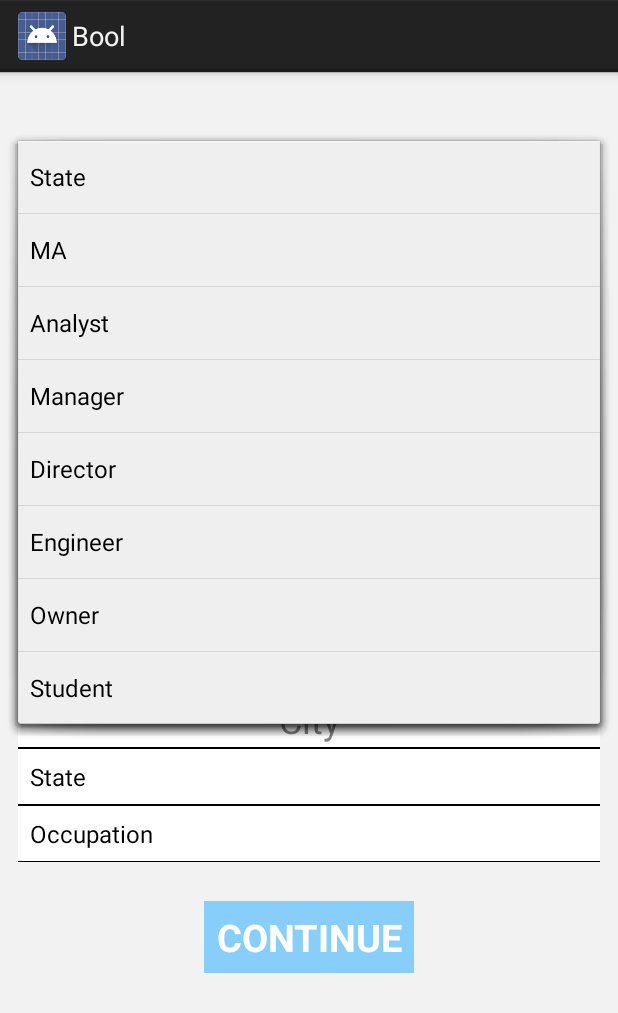
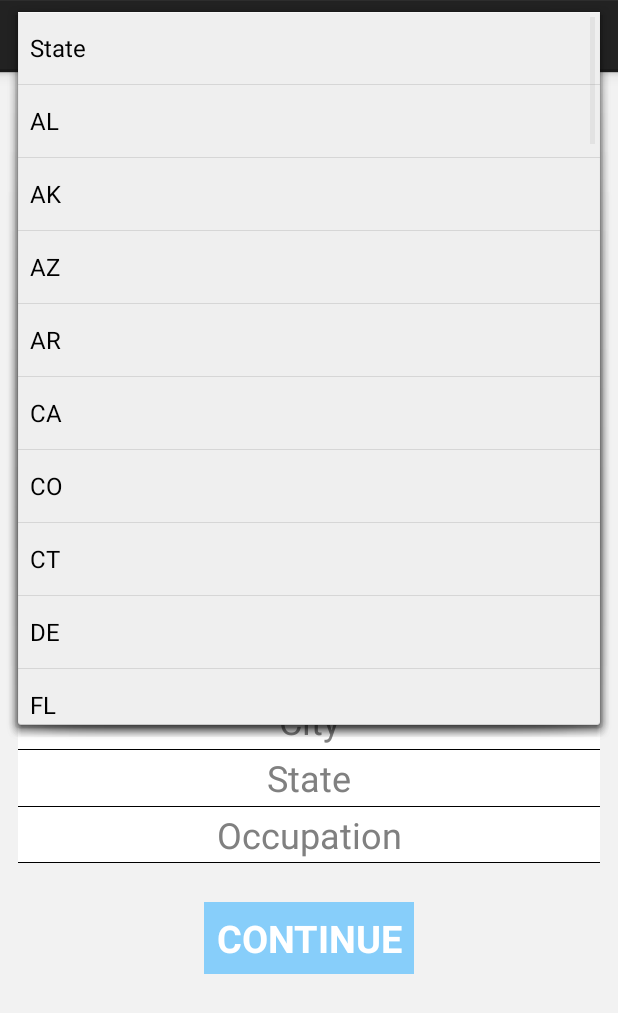
Before and after one commit to flymperopoulos/Bool, an Android app: the fragment EditProfileFragment shown on its own in the app's theme, after a tap on "State", on a phone screen of 412 x 824 dp. Shown: the top 1013 px of the screen. Run offline under Robolectric (Android 15) with nearby library versions, the phone set to English and light mode, and no system bars.

Commit message:
basic UI done, almost, jk

```diff
--- a/Bool/app/src/main/java/com/example/james/bool/EditProfileFragment.java
+++ b/Bool/app/src/main/java/com/example/james/bool/EditProfileFragment.java
@@ -115,13 +115,13 @@ public class EditProfileFragment extends Fragment implements AdapterView.OnItemS
 
         // Adapters for spinners defined
         ArrayAdapter<CharSequence> adapterRace = ArrayAdapter.createFromResource(getActivity(),
-                R.array.races, android.R.layout.simple_spinner_item);
+                R.array.races, R.layout.spinner_item);
 
         ArrayAdapter<CharSequence> adapterOccupation = ArrayAdapter.createFromResource(getActivity(),
-                R.array.occupations, android.R.layout.simple_spinner_item);
+                R.array.occupations, R.layout.spinner_item);
 
         ArrayAdapter<CharSequence> adapterState = ArrayAdapter.createFromResource(getActivity(),
-                R.array.states, android.R.layout.simple_spinner_item);
+                R.array.states, R.layout.spinner_item);
 
 
         adapterRace.setDropDownViewResource(android.R.layout.simple_spinner_dropdown_item);
--- a/Bool/app/src/main/java/com/example/james/bool/MainPageFragment.java
+++ b/Bool/app/src/main/java/com/example/james/bool/MainPageFragment.java
@@ -44,7 +44,6 @@ public class MainPageFragment extends Fragment {
 
     HttpRequestHandler httpRequestHandler;
 
-
     @Override
     public void onAttach(Activity activity) {
         super.onAttach(activity);
@@ -63,8 +62,6 @@ public class MainPageFragment extends Fragment {
 
         httpRequestHandler.getQuestions();
         questions = httpRequestHandler.questionList;
-
-
 
         questionAdapter.notifyDataSetChanged();
 
--- a/Bool/app/src/main/res/layout/editprofile_fragment.xml
+++ b/Bool/app/src/main/res/layout/editprofile_fragment.xml
@@ -42,7 +42,7 @@
 
         <EditText
             android:id="@+id/lastname"
-            android:background="@drawable/password_textbox"
+            android:background="@drawable/email_textbox"
             android:layout_width="fill_parent"
             android:layout_height="38dp"
             android:layout_gravity="center"
@@ -53,7 +53,7 @@
             />
         <EditText
             android:id="@+id/age"
-            android:background="@drawable/password_textbox"
+            android:background="@drawable/email_textbox"
             android:layout_width="fill_parent"
             android:layout_height="38dp"
             android:layout_gravity="center"
@@ -68,17 +68,22 @@
                 android:layout_width="fill_parent"
                 android:orientation="horizontal"
                 android:gravity="center"
-                android:background="@drawable/password_textbox"
+                android:textSize="24sp"
+                android:background="@drawable/email_textbox"
                 android:layout_height="wrap_content">
 
                 <RadioButton
                     android:id="@+id/radioMale"
+                    android:textSize="24sp"
                     android:layout_width="wrap_content"
+                    android:textColor="#808080"
                     android:layout_height="wrap_content"
                     android:text="Male" />
 
                 <RadioButton
                     android:id="@+id/radioFemale"
+                    android:textSize="24sp"
+                    android:textColor="#808080"
                     android:layout_width="wrap_content"
                     android:layout_height="wrap_content"
                     android:text="Female" />
@@ -89,8 +94,8 @@
             android:id="@+id/spinnerRace"
             android:layout_width="fill_parent"
             android:layout_height="38dp"
-            android:background="@drawable/password_textbox"
             android:layout_gravity="center"
+            android:background="@drawable/email_textbox"
             android:textAlignment="center"
             android:gravity="center"
             android:spinnerMode="dropdown"
@@ -98,10 +103,10 @@
 
         <EditText
             android:id="@+id/city"
-            android:background="@drawable/password_textbox"
             android:layout_width="fill_parent"
             android:layout_height="38dp"
             android:layout_gravity="center"
+            android:background="@drawable/email_textbox"
             android:inputType="textPersonName"
             android:hint="@string/city"
             android:textSize="24sp"
@@ -112,7 +117,7 @@
             android:id="@+id/spinnerState"
             android:layout_width="fill_parent"
             android:layout_height="38dp"
-            android:background="@drawable/password_textbox"
+            android:background="@drawable/email_textbox"
             android:layout_gravity="center"
             android:textAlignment="center"
             android:gravity="center"
--- /dev/null
+++ b/Bool/app/src/main/res/layout/spinner_item.xml
@@ -0,0 +1,12 @@
+<?xml version="1.0" encoding="utf-8"?>
+
+<TextView
+    xmlns:android="http://schemas.android.com/apk/res/android"
+    android:layout_width="match_parent"
+    android:layout_height="wrap_content"
+    android:textSize="24sp"
+    android:gravity="center"
+    android:textAlignment="center"
+    android:layout_gravity="center"
+    android:textColor="#808080"
+    />
--- a/Bool/app/src/main/res/values/strings.xml
+++ b/Bool/app/src/main/res/values/strings.xml
@@ -48,12 +48,55 @@
 
     <string-array name="states">
         <item>State</item>
+        <item>AL</item>
+        <item>AK</item>
+        <item>AZ</item>
+        <item>AR</item>
+        <item>CA</item>
+        <item>CO</item>
+        <item>CT</item>
+        <item>DE</item>
+        <item>FL</item>
+        <item>GA</item>
+        <item>HI</item>
+        <item>ID</item>
+        <item>IL</item>
+        <item>IN</item>
+        <item>IA</item>
+        <item>KS</item>
+        <item>KY</item>
+        <item>LA</item>
+        <item>ME</item>
+        <item>MD</item>
         <item>MA</item>
-        <item>Analyst</item>
-        <item>Manager</item>
-        <item>Director</item>
-        <item>Engineer</item>
-        <item>Owner</item>
-        <item>Student</item>
+        <item>MI</item>
+        <item>MN</item>
+        <item>MS</item>
+        <item>MO</item>
+        <item>MT</item>
+        <item>NE</item>
+        <item>NV</item>
+        <item>NH</item>
+        <item>NJ</item>
+        <item>NM</item>
+        <item>NY</item>
+        <item>NC</item>
+        <item>ND</item>
+        <item>OH</item>
+        <item>OK</item>
+        <item>OR</item>
+        <item>PA</item>
+        <item>RI</item>
+        <item>SC</item>
+        <item>SD</item>
+        <item>TN</item>
+        <item>TX</item>
+        <item>UT</item>
+        <item>VT</item>
+        <item>VA</item>
+        <item>WA</item>
+        <item>WV</item>
+        <item>WI</item>
+        <item>WY</item>
     </string-array>
 </resources>
```
